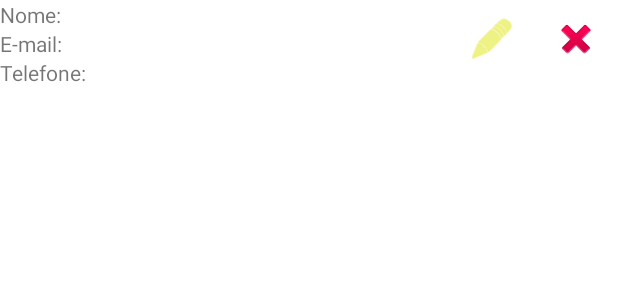
After one commit to suelenviana/app_pizzaria, an Android app: the layout usuario.xml on its own in the app's theme, with its tools: preview values and no code run, on a phone screen of 412 x 824 dp. The commit adds this screen. Shown: the top 300 px of the screen. Run offline under Robolectric (Android 15) with nearby library versions, the phone set to English and light mode, and no system bars.

Commit message:
criado usuario adapter

```diff
--- a/app/src/main/java/com/programacao/app_pizzaria/produto/listProdutoActivity.java
+++ b/app/src/main/java/com/programacao/app_pizzaria/produto/listProdutoActivity.java
@@ -42,7 +42,5 @@ public class listProdutoActivity extends AppCompatActivity {
             this.adapter.add(produto.getDescricao() + " R$ : " + produto.getPrecoVenda());
         }
         adapter.notifyDataSetChanged();
-
-
     }
 }
--- a/app/src/main/java/com/programacao/app_pizzaria/usuario/ListaUsuarioActivity.java
+++ b/app/src/main/java/com/programacao/app_pizzaria/usuario/ListaUsuarioActivity.java
@@ -1,7 +1,56 @@
 package com.programacao.app_pizzaria.usuario;
 
+import android.os.Bundle;
+import android.os.PersistableBundle;
+import android.widget.ArrayAdapter;
+import android.widget.ListView;
+
+import androidx.annotation.Nullable;
 import androidx.appcompat.app.AppCompatActivity;
+import androidx.appcompat.widget.Toolbar;
+
+import com.programacao.app_pizzaria.R;
+import com.programacao.app_pizzaria.produto.Produto;
+import com.programacao.app_pizzaria.produto.ProdutoDAO;
+
+import java.util.ArrayList;
+import java.util.List;
 
 public class ListaUsuarioActivity extends AppCompatActivity {
+    UsuarioAdapter adapter;
+    List<Usuario> usuarioList;
+    Usuario usuario;
 
+    @Override
+    public void onCreate(Bundle savedInstanceState) {
+        super.onCreate(savedInstanceState);
+        setContentView(R.layout.activity_list_usuario);
+        Toolbar toolbar = findViewById(R.id.toolbar);
+        setSupportActionBar(toolbar);
+        inicializarListView();
+    }
+
+    private void inicializarListView() {
+        adapter = new UsuarioAdapter(this);
+        adapter.clear();
+        ListView listView = findViewById(R.id.listProduto);
+        listView.setAdapter(adapter);
+        usuarioList = new ArrayList<Usuario>();
+        usuarioList = UsuarioDAO.getInstance().listar();
+        adapter.notifyDataSetChanged();
+    }
+
+    private void listarUsuarios() {
+        // Limpar a lista
+        adapter.clear();
+
+        // Pego os contatos do banco
+        List<Usuario> contatos = UsuarioDAO.getInstance().listar();
+
+        // Adicionar os contatos ao adapter
+        this.adapter.addAll(contatos);
+
+        // Notificar as mudanças de dados para o ListView
+        this.adapter.notifyDataSetChanged();
+    }
 }
--- /dev/null
+++ b/app/src/main/java/com/programacao/app_pizzaria/usuario/UsuarioAdapter.java
@@ -0,0 +1,32 @@
+package com.programacao.app_pizzaria.usuario;
+
+import android.content.Context;
+import android.view.LayoutInflater;
+import android.view.View;
+import android.view.ViewGroup;
+import android.widget.ArrayAdapter;
+
+import androidx.annotation.NonNull;
+import androidx.annotation.Nullable;
+
+import com.programacao.app_pizzaria.R;
+
+import java.util.ArrayList;
+
+public class UsuarioAdapter extends ArrayAdapter<Usuario> {
+
+    public UsuarioAdapter(@NonNull Context context) {
+        super(context, R.layout.usuario, new ArrayList<>());
+    }
+
+    @NonNull
+    @Override
+    public View getView(int position, @Nullable View convertView, @NonNull ViewGroup parent) {
+
+        LayoutInflater layoutInflater = LayoutInflater.from(getContext());
+
+        View view = layoutInflater.inflate(R.layout.usuario, parent, false);
+
+        return view;
+    }
+}
--- /dev/null
+++ b/app/src/main/res/layout/usuario.xml
@@ -0,0 +1,75 @@
+<?xml version="1.0" encoding="utf-8"?>
+<LinearLayout xmlns:android="http://schemas.android.com/apk/res/android"
+    android:orientation="horizontal" android:layout_width="match_parent"
+    android:layout_height="match_parent">
+    <LinearLayout
+        android:layout_width="wrap_content"
+        android:layout_height="wrap_content"
+        android:layout_weight="4"
+        android:orientation="vertical">
+
+        <LinearLayout
+            android:layout_width="match_parent"
+            android:layout_height="wrap_content">
+            <TextView
+                android:layout_width="wrap_content"
+                android:layout_height="wrap_content"
+                android:text="Nome: "></TextView>
+
+            <TextView
+                android:id="@+id/nome"
+                android:layout_width="match_parent"
+                android:layout_height="wrap_content"></TextView>
+        </LinearLayout>
+
+        <LinearLayout
+            android:layout_width="match_parent"
+            android:layout_height="wrap_content">
+            <TextView
+                android:layout_width="wrap_content"
+                android:layout_height="wrap_content"
+                android:text="E-mail: "></TextView>
+            <TextView
+                android:id="@+id/email"
+                android:layout_width="match_parent"
+                android:layout_height="wrap_content"></TextView>
+        </LinearLayout>
+
+        <LinearLayout
+            android:layout_width="match_parent"
+            android:layout_height="wrap_content">
+            <TextView
+                android:layout_width="wrap_content"
+                android:layout_height="wrap_content"
+                android:text="Telefone: "></TextView>
+            <TextView
+                android:id="@+id/telefone"
+                android:layout_width="match_parent"
+                android:layout_height="wrap_content"></TextView>
+        </LinearLayout>
+
+    </LinearLayout>
+
+    <LinearLayout
+        android:layout_width="wrap_content"
+        android:layout_height="wrap_content"
+        android:layout_weight="0"
+        android:orientation="horizontal"
+        android:layout_gravity="center_horizontal">
+        <ImageButton
+            android:id="@+id/editar"
+            android:layout_width="wrap_content"
+            android:layout_height="wrap_content"
+            android:src="@android:drawable/ic_menu_edit"
+            android:tint="@color/yellow"
+            android:backgroundTint="@color/white">
+        </ImageButton>
+        <ImageButton
+            android:id="@+id/excluir"
+            android:layout_width="wrap_content"
+            android:layout_height="wrap_content"
+            android:src="@android:drawable/ic_delete"
+            android:backgroundTint="@color/white">
+        </ImageButton>
+    </LinearLayout>
+</LinearLayout>
--- a/app/src/main/res/values/colors.xml
+++ b/app/src/main/res/values/colors.xml
@@ -8,4 +8,5 @@
     <color name="black">#FF000000</color>
     <color name="white">#FFFFFFFF</color>
     <color  name="verdeagua">#A1EDE1</color>
+    <color name="yellow">#E3E931</color>
 </resources>
```
